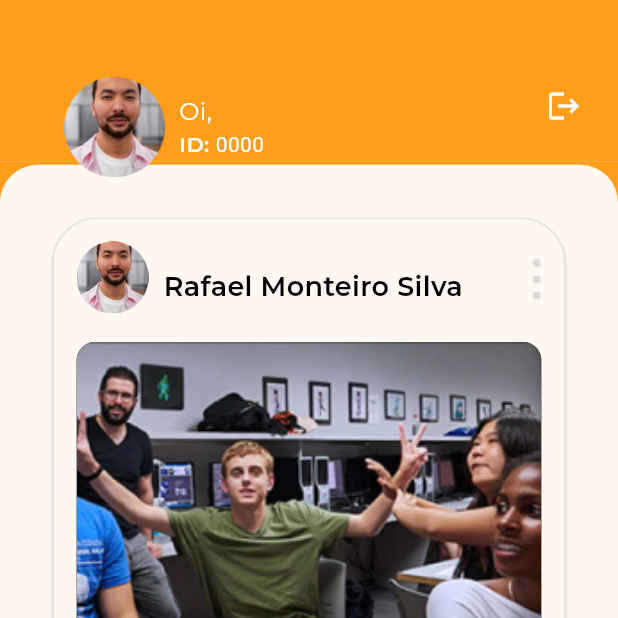
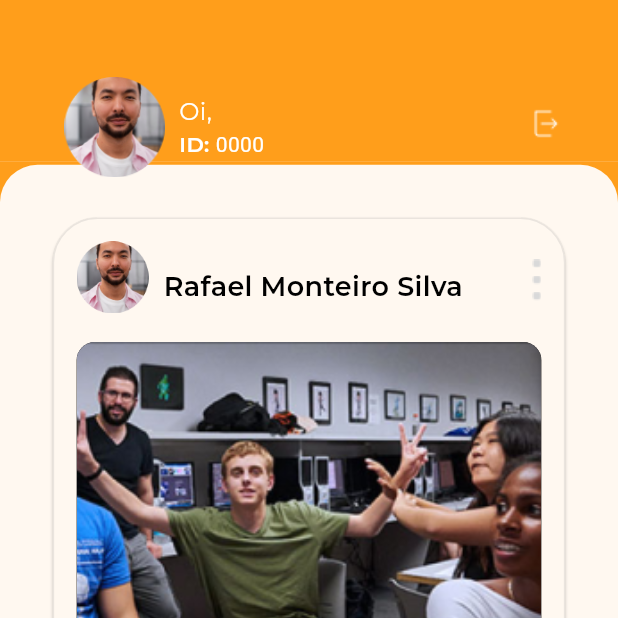
Before and after one commit to anacmagalhaes/EscolaDeVerao, a Flutter app: the HomeScreen screen opened directly, on a phone screen of 412 x 824 dp, the top half of it. Run offline on Flutter 3.47's test engine with Material 3 defaults, Android fonts, the phone set to English and light mode, and no system bars; our stand-ins replace app_links, flutter_masked_text2, flutter_screenutil, qr_flutter, shared_preferences, sizer; missing offline and left inert: android_intent_plus, mobile_scanner; accounts and stored records are empty.

Commit message:
feat: add new log out icon

```diff
--- a/lib/screens/home/home_screen.dart
+++ b/lib/screens/home/home_screen.dart
@@ -153,10 +153,15 @@ class _HomeScreenState extends State<HomeScreen> {
                                   ),
                                 ),
                                 const Spacer(),
-                                IconButton(
-                                  onPressed: _logout,
-                                  icon: const Icon(Icons.logout),
-                                  color: AppColors.white,
+                                Padding(
+                                  padding:
+                                      EdgeInsets.only(top: 20.h, right: 10.h),
+                                  child: IconButton(
+                                    onPressed: _logout,
+                                    icon: Image.asset(
+                                        'assets/icons/out-icon.png'),
+                                    color: AppColors.white,
+                                  ),
                                 ),
                               ],
                             ),
@@ -241,7 +246,7 @@ class _HomeScreenState extends State<HomeScreen> {
                             showDialog(
                                 context: context,
                                 builder: (BuildContext context) {
-                                  return PostsScreen();
+                                  return PostsScreen(user: widget.user);
                                 });
                           },
                           backgroundColor: AppColors.orangePrimary,
```
